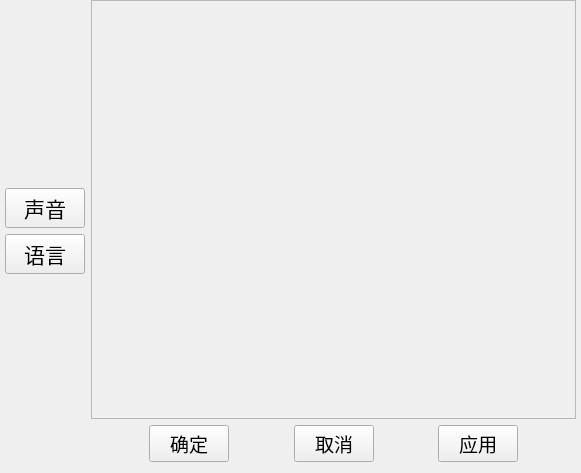
Above: src/ui/page/GameSettingWidget.ui from CodingRookie98/Sudoku-Solo before the change. Below: the same form after it.
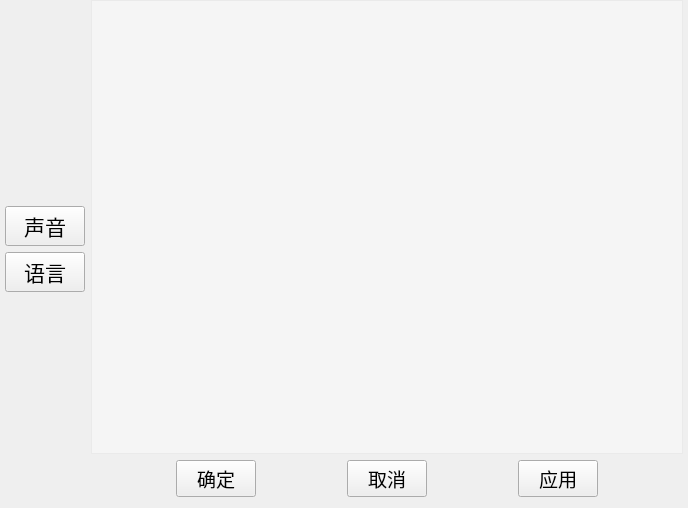
That is the form after the change. Custom widgets are drawn as their Qt base class.

Commit message: feat: Added background setting

```diff
--- a/src/ui/page/GameSettingWidget.ui
+++ b/src/ui/page/GameSettingWidget.ui
@@ -6,8 +6,8 @@
    <rect>
     <x>0</x>
     <y>0</y>
-    <width>581</width>
-    <height>473</height>
+    <width>688</width>
+    <height>508</height>
    </rect>
   </property>
   <property name="windowTitle">
@@ -87,19 +87,29 @@
          <pointsize>15</pointsize>
         </font>
        </property>
+       <property name="styleSheet">
+        <string notr="true">background-color: rgba(255, 255, 255, 50);
+color: rgb(0, 255, 255);</string>
+       </property>
+       <property name="frameShape">
+        <enum>QFrame::StyledPanel</enum>
+       </property>
        <property name="horizontalScrollBarPolicy">
         <enum>Qt::ScrollBarAlwaysOff</enum>
        </property>
        <property name="widgetResizable">
         <bool>true</bool>
        </property>
+       <property name="alignment">
+        <set>Qt::AlignCenter</set>
+       </property>
        <widget class="QWidget" name="scrollAreaWidgetContents">
         <property name="geometry">
          <rect>
           <x>0</x>
           <y>0</y>
-          <width>484</width>
-          <height>419</height>
+          <width>591</width>
+          <height>454</height>
          </rect>
         </property>
         <property name="autoFillBackground">
```
The commit also changes 11 other files.
